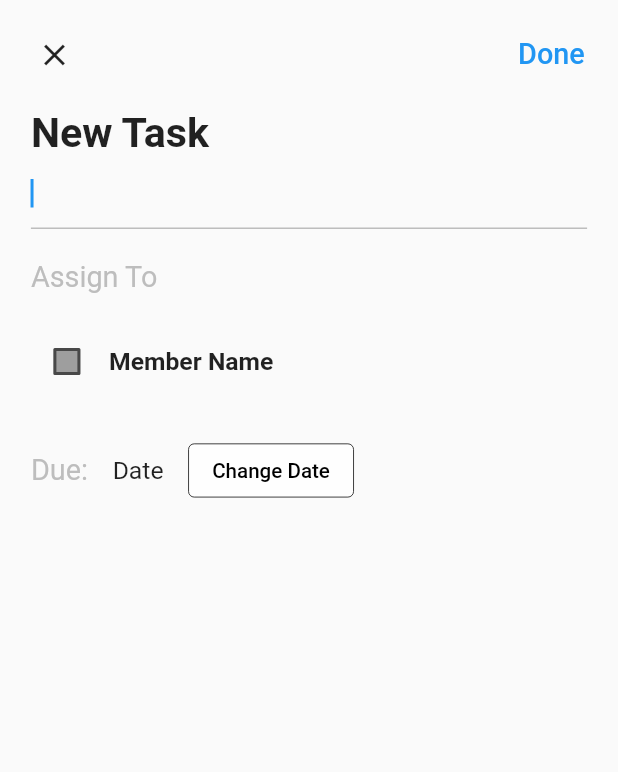
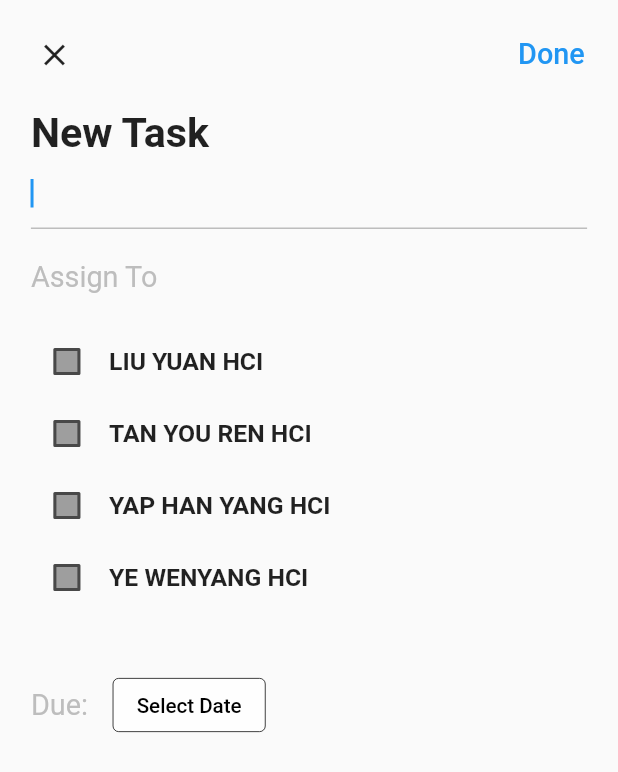
Before and after one commit to NotTYR/proflow, a Flutter app: the AddTask screen opened directly, on a phone screen of 412 x 824 dp. Shown: the top 772 px of the screen. Run offline on Flutter 3.47's test engine with Material 2 defaults, Android fonts, the phone set to English and light mode, and no system bars; our stand-ins replace cloud_firestore, dotted_border, equatable, firebase_auth, firebase_core, flutter_colorpicker and 9 more; missing offline and left inert: flutter_iconpicker, gsheets, onboarding; accounts and stored records are empty; key blocks and very long unbroken strings in the code were emptied for the run.

Commit message:
assign task sort of done

```diff
--- a/lib/navigation/student/my project/modules/detail/widgets/add_task.dart
+++ b/lib/navigation/student/my project/modules/detail/widgets/add_task.dart
@@ -100,9 +100,10 @@ class AddTask extends StatelessWidget {
               ),
             ),
             Padding(
-              padding: EdgeInsets.symmetric(
-                vertical: 3.0.wp,
-                horizontal: 5.0.wp,
+              padding: EdgeInsets.only(
+                top: 3.0.wp,
+                left: 5.0.wp,
+                right: 5.0.wp,
               ),
               child: Row(
                 mainAxisAlignment: MainAxisAlignment.spaceBetween,
@@ -114,7 +115,86 @@ class AddTask extends StatelessWidget {
                         width: 1.0.wp,
                       ),
                       Text(
-                        'Member Name',
+                        'LIU YUAN HCI',
+                        style: TextStyle(
+                          fontSize: 12.0.sp,
+                          fontWeight: FontWeight.bold,
+                        ),
+                      ),
+                    ],
+                  ),
+                ],
+              ),
+            ),
+            Padding(
+              padding: EdgeInsets.only(
+                left: 5.0.wp,
+                right: 5.0.wp,
+              ),
+              child: Row(
+                mainAxisAlignment: MainAxisAlignment.spaceBetween,
+                children: [
+                  Row(
+                    children: [
+                      CheckBox(),
+                      SizedBox(
+                        width: 1.0.wp,
+                      ),
+                      Text(
+                        'TAN YOU REN HCI',
+                        style: TextStyle(
+                          fontSize: 12.0.sp,
+                          fontWeight: FontWeight.bold,
+                        ),
+                      ),
+                    ],
+                  ),
+                ],
+              ),
+            ),
+            Padding(
+              padding: EdgeInsets.only(
+                left: 5.0.wp,
+                right: 5.0.wp,
+              ),
+              child: Row(
+                mainAxisAlignment: MainAxisAlignment.spaceBetween,
+                children: [
+                  Row(
+                    children: [
+                      CheckBox(),
+                      SizedBox(
+                        width: 1.0.wp,
+                      ),
+                      Text(
+                        'YAP HAN YANG HCI',
+                        style: TextStyle(
+                          fontSize: 12.0.sp,
+                          fontWeight: FontWeight.bold,
+                        ),
+                      ),
+                    ],
+                  ),
+                ],
+              ),
+            ),
+            Padding(
+              padding: EdgeInsets.only(
+                bottom: 3.0.hp,
+                left: 5.0.wp,
+                right: 5.0.wp,
+              ),
+              child: Row(
+                mainAxisAlignment: MainAxisAlignment.spaceBetween,
+                children: [
+                  Row(
+                    children: [
+                      CheckBox(),
+                      SizedBox(
+                        width: 1.0.wp,
+                      ),
+                      Text(
+                        'YE WENYANG HCI',
                         style: TextStyle(
                           fontSize: 12.0.sp,
                           fontWeight: FontWeight.bold,
@@ -142,15 +222,15 @@ class AddTask extends StatelessWidget {
                           color: Colors.grey[400],
                         ),
                       ),
-                      SizedBox(
-                        width: 4.0.wp,
-                      ),
-                      Text(
-                        'Date',
-                        style: TextStyle(
-                          fontSize: 12.0.sp,
-                        ),
-                      ),
+                      // SizedBox(
+                      //   width: 4.0.wp,
+                      // ),
+                      // Text(
+                      //   'Date',
+                      //   style: TextStyle(
+                      //     fontSize: 12.0.sp,
+                      //   ),
+                      // ),
                       SizedBox(
                         width: 4.0.wp,
                       ),
@@ -168,7 +248,7 @@ class AddTask extends StatelessWidget {
                           );
                         },
                         child: Text(
-                          'Change Date',
+                          'Select Date',
                           style: TextStyle(
                             fontSize: 10.0.sp,
                           ),
```
